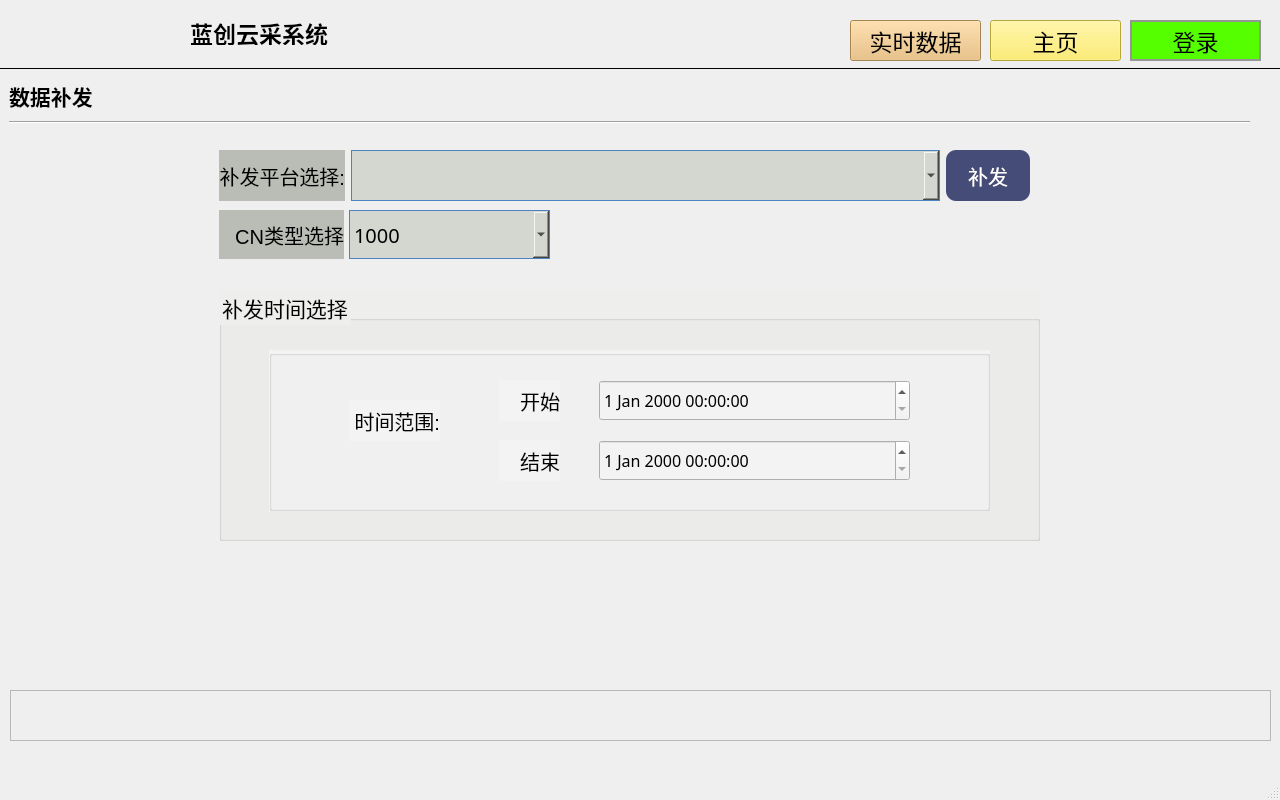
The window that qt-app-master/mainwindow.ui (aa123Eason/workcode) describes before a commit, drawn with Qt 5.
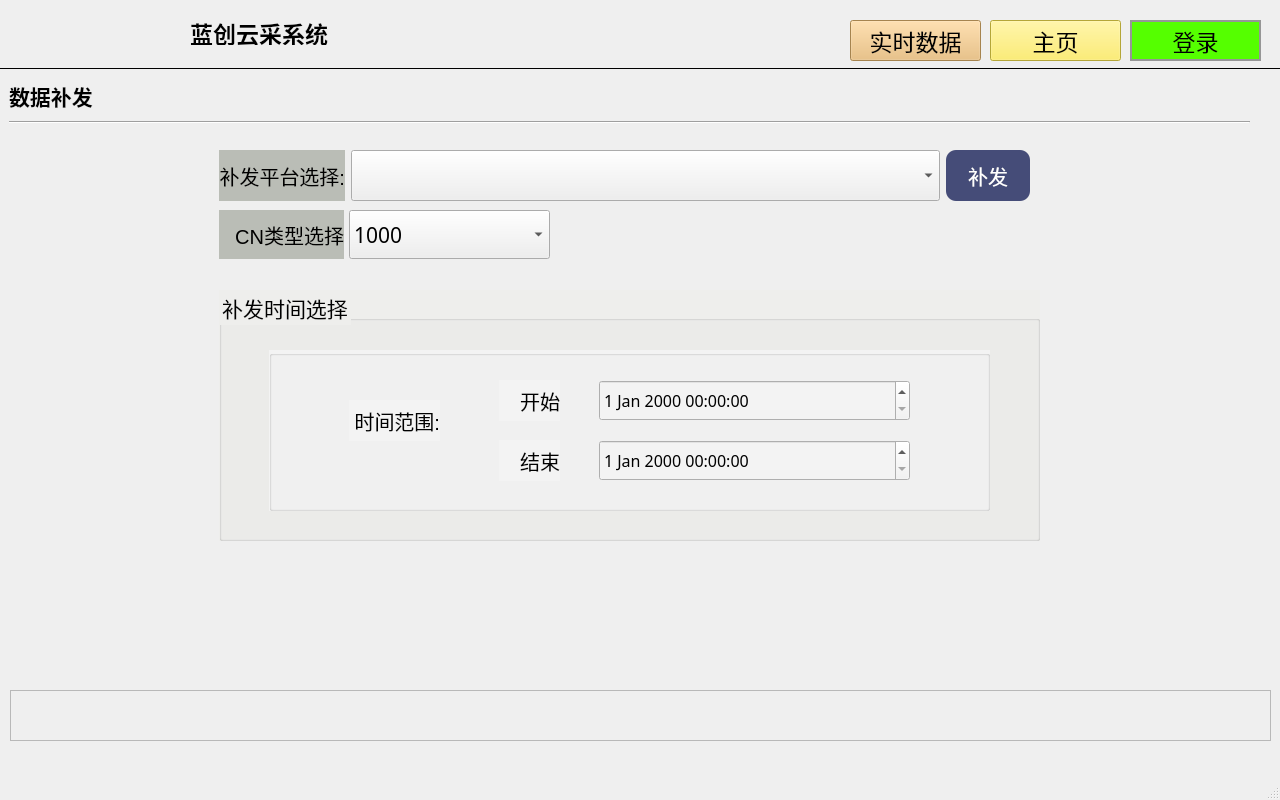
The same window after the commit. The open tabs and pages were chosen to show the change. Icons and pictures are not drawn.

The edit to the form file:
```diff
--- a/qt-app-master/mainwindow.ui
+++ b/qt-app-master/mainwindow.ui
@@ -2774,38 +2774,10 @@
          <property name="font">
           <font>
            <family>Source Han Sans CN</family>
-           <pointsize>-1</pointsize>
            <weight>50</weight>
            <bold>false</bold>
           </font>
          </property>
-         <property name="styleSheet">
-          <string notr="true">QComboBox {
-    border: 1px solid #4C84C3;
-	width: 181px;
-	height: 40px;
-	font-size: 20px;
-	font-family: Source Han Sans CN;
-	background-color: rgb(211, 215, 207);
-	font-weight: 400;
-	opacity: 1;
-	border-radius: 0px;
-}
- 
-QComboBox QAbstractItemView {
-    border-radius:  0px;  
-	background-color: rgb(233, 185, 110);
-	border:1px solid #4C84c3;
- 	selection-background-color: #2019DC;
-}
- 
-QComboBox QAbstractItemView::item {
-    height: 40px;   
-	border: none;
-}
- 
-</string>
-         </property>
         </widget>
        </item>
        <item>
@@ -2906,37 +2878,12 @@
       <property name="font">
        <font>
         <family>Source Han Sans CN</family>
-        <pointsize>-1</pointsize>
         <weight>50</weight>
         <bold>false</bold>
        </font>
       </property>
-      <property name="styleSheet">
-       <string notr="true">QComboBox {
-    border: 1px solid #4C84C3;
-	width: 181px;
-	height: 40px;
-	font-size: 20px;
-	font-family: Source Han Sans CN;
-	background-color: rgb(211, 215, 207);
-	font-weight: 400;
-	opacity: 1;
-	border-radius: 0px;
-}
- 
-QComboBox QAbstractItemView {
-    border-radius:  0px;  
-	background-color: rgb(233, 185, 110);
-	border:1px solid #4C84c3;
- 	selection-background-color: #2019DC;
-}
- 
-QComboBox QAbstractItemView::item {
-    height: 40px;   
-	border: none;
-}
- 
-</string>
+      <property name="insertPolicy">
+       <enum>QComboBox::InsertAtTop</enum>
       </property>
       <item>
        <property name="text">
```
Left out of the diff: 17 changed lines with no effect on the pictures.
